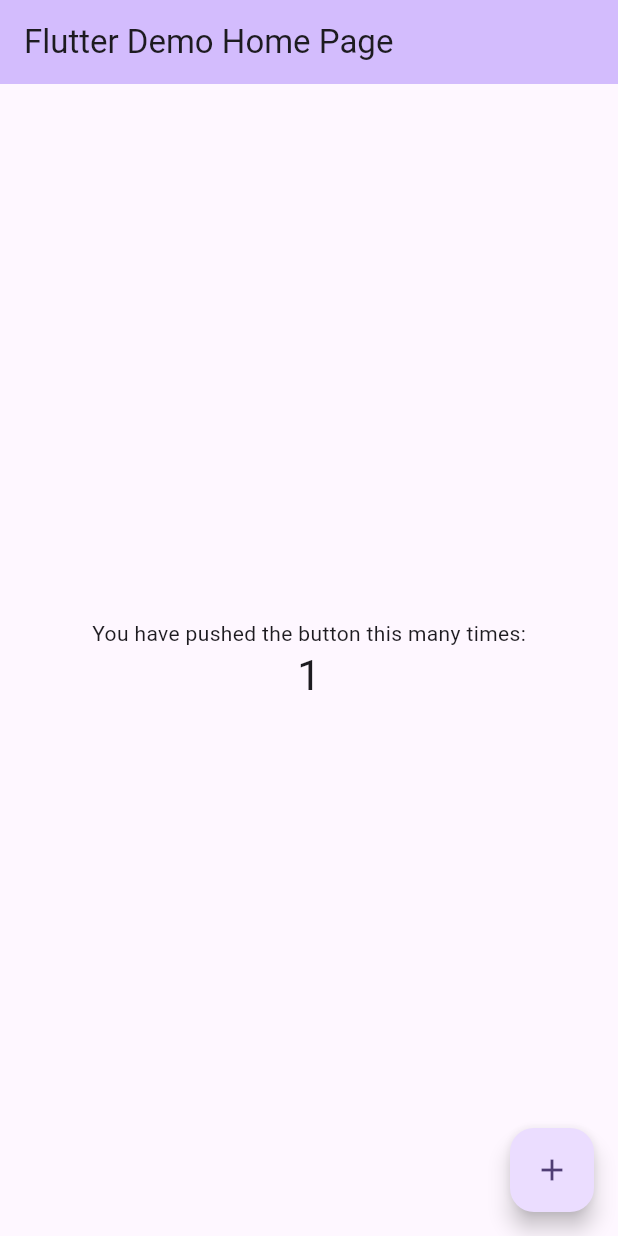
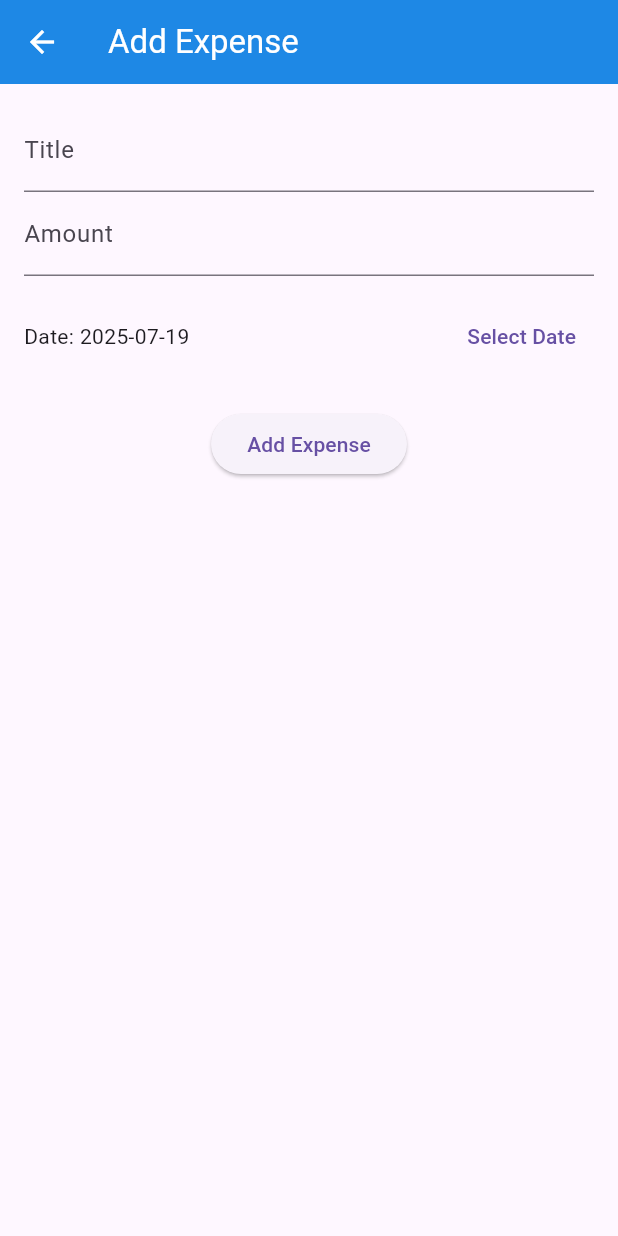
Before and after one commit to luck-shay/Task, a Flutter app: the screen it shows after launch, after a tap on the "add" icon, on a phone screen of 412 x 824 dp. Run offline on Flutter 3.47's test engine with Material 3 defaults, Android fonts, the phone set to English and light mode, and no system bars; our stand-ins replace hive, hive_flutter; accounts and stored records are empty; Roboto replaces fonts that are missing (System).

Commit message:
progress

```diff
--- a/lib/main.dart
+++ b/lib/main.dart
@@ -1,122 +1,41 @@
 import 'package:flutter/material.dart';
+import 'package:provider/provider.dart';
+import 'models/expense.dart';
+import 'repositories/expense_repository.dart';
+import 'providers/expense_provider.dart';
+import 'screens/expense_list_screen.dart';
 
-void main() {
-  runApp(const MyApp());
+void main() async {
+  WidgetsFlutterBinding.ensureInitialized();
+  final repository = ExpenseRepository();
+  await repository.init();
+  runApp(ExpenseTrackerApp(repository: repository));
 }
 
-class MyApp extends StatelessWidget {
-  const MyApp({super.key});
+class ExpenseTrackerApp extends StatelessWidget {
+  final ExpenseRepository repository;
+  const ExpenseTrackerApp({Key? key, required this.repository})
+    : super(key: key);
 
-  // This widget is the root of your application.
   @override
   Widget build(BuildContext context) {
-    return MaterialApp(
-      title: 'Flutter Demo',
-      theme: ThemeData(
-        // This is the theme of your application.
-        //
-        // TRY THIS: Try running your application with "flutter run". You'll see
-        // the application has a purple toolbar. Then, without quitting the app,
-        // try changing the seedColor in the colorScheme below to Colors.green
-        // and then invoke "hot reload" (save your changes or press the "hot
-        // reload" button in a Flutter-supported IDE, or press "r" if you used
-        // the command line to start the app).
-        //
-        // Notice that the counter didn't reset back to zero; the application
-        // state is not lost during the reload. To reset the state, use hot
-        // restart instead.
-        //
-        // This works for code too, not just values: Most code changes can be
-        // tested with just a hot reload.
-        colorScheme: ColorScheme.fromSeed(seedColor: Colors.deepPurple),
+    return ChangeNotifierProvider(
+      create: (_) => ExpenseProvider(repository)..loadExpenses(),
+      child: MaterialApp(
+        title: 'Expense Tracker',
+        debugShowCheckedModeBanner: false,
+        theme: ThemeData(
+          primarySwatch: Colors.blue,
+          visualDensity: VisualDensity.adaptivePlatformDensity,
+          fontFamily: 'System',
+          appBarTheme: AppBarTheme(
+            backgroundColor: Colors.blue[600],
+            foregroundColor: Colors.white,
+            elevation: 0,
+          ),
+        ),
+        home: const ExpenseListScreen(),
       ),
-      home: const MyHomePage(title: 'Flutter Demo Home Page'),
     );
   }
 }
-
-class MyHomePage extends StatefulWidget {
-  const MyHomePage({super.key, required this.title});
-
-  // This widget is the home page of your application. It is stateful, meaning
-  // that it has a State object (defined below) that contains fields that affect
-  // how it looks.
-
-  // This class is the configuration for the state. It holds the values (in this
-  // case the title) provided by the parent (in this case the App widget) and
-  // used by the build method of the State. Fields in a Widget subclass are
-  // always marked "final".
-
-  final String title;
-
-  @override
-  State<MyHomePage> createState() => _MyHomePageState();
-}
-
-class _MyHomePageState extends State<MyHomePage> {
-  int _counter = 0;
-
-  void _incrementCounter() {
-    setState(() {
-      // This call to setState tells the Flutter framework that something has
-      // changed in this State, which causes it to rerun the build method below
-      // so that the display can reflect the updated values. If we changed
-      // _counter without calling setState(), then the build method would not be
-      // called again, and so nothing would appear to happen.
-      _counter++;
-    });
-  }
-
-  @override
-  Widget build(BuildContext context) {
-    // This method is rerun every time setState is called, for instance as done
-    // by the _incrementCounter method above.
-    //
-    // The Flutter framework has been optimized to make rerunning build methods
-    // fast, so that you can just rebuild anything that needs updating rather
-    // than having to individually change instances of widgets.
-    return Scaffold(
-      appBar: AppBar(
-        // TRY THIS: Try changing the color here to a specific color (to
-        // Colors.amber, perhaps?) and trigger a hot reload to see the AppBar
-        // change color while the other colors stay the same.
-        backgroundColor: Theme.of(context).colorScheme.inversePrimary,
-        // Here we take the value from the MyHomePage object that was created by
-        // the App.build method, and use it to set our appbar title.
-        title: Text(widget.title),
-      ),
-      body: Center(
-        // Center is a layout widget. It takes a single child and positions it
-        // in the middle of the parent.
-        child: Column(
-          // Column is also a layout widget. It takes a list of children and
-          // arranges them vertically. By default, it sizes itself to fit its
-          // children horizontally, and tries to be as tall as its parent.
-          //
-          // Column has various properties to control how it sizes itself and
-          // how it positions its children. Here we use mainAxisAlignment to
-          // center the children vertically; the main axis here is the vertical
-          // axis because Columns are vertical (the cross axis would be
-          // horizontal).
-          //
-          // TRY THIS: Invoke "debug painting" (choose the "Toggle Debug Paint"
-          // action in the IDE, or press "p" in the console), to see the
-          // wireframe for each widget.
-          mainAxisAlignment: MainAxisAlignment.center,
-          children: <Widget>[
-            const Text('You have pushed the button this many times:'),
-            Text(
-              '$_counter',
-              style: Theme.of(context).textTheme.headlineMedium,
-            ),
-          ],
-        ),
-      ),
-      floatingActionButton: FloatingActionButton(
-        onPressed: _incrementCounter,
-        tooltip: 'Increment',
-        child: const Icon(Icons.add),
-      ), // This trailing comma makes auto-formatting nicer for build methods.
-    );
-  }
-}
--- /dev/null
+++ b/lib/models/expense.dart
@@ -0,0 +1,24 @@
+import 'package:hive/hive.dart';
+part 'expense.g.dart';
+
+@HiveType(typeId: 0)
+class Expense extends HiveObject {
+  @HiveField(0)
+  final String id;
+
+  @HiveField(1)
+  final String title;
+
+  @HiveField(2)
+  final double amount;
+
+  @HiveField(3)
+  final DateTime date;
+
+  Expense({
+    required this.id,
+    required this.title,
+    required this.amount,
+    required this.date,
+  });
+}
--- /dev/null
+++ b/lib/providers/expense_provider.dart
@@ -0,0 +1,45 @@
+import 'package:flutter/material.dart';
+import '../models/expense.dart';
+import '../repositories/expense_repository.dart';
+
+class ExpenseProvider extends ChangeNotifier {
+  final ExpenseRepository repository;
+  List<Expense> _expenses = [];
+  bool _isLoading = false;
+  String? _error;
+
+  ExpenseProvider(this.repository);
+
+  List<Expense> get expenses => _expenses;
+  bool get isLoading => _isLoading;
+  String? get error => _error;
+
+  double get totalExpenses => _expenses.fold(0.0, (sum, e) => sum + e.amount);
+
+  Future<void> loadExpenses() async {
+    _isLoading = true;
+    notifyListeners();
+    try {
+      _expenses = repository.getAllExpenses();
+      _expenses.sort((a, b) => b.date.compareTo(a.date));
+      _error = null;
+    } catch (e) {
+      _error = e.toString();
+    }
+    _isLoading = false;
+    notifyListeners();
+  }
+
+  Future<void> addExpense(Expense expense) async {
+    await repository.addExpense(expense);
+    _expenses.add(expense);
+    _expenses.sort((a, b) => b.date.compareTo(a.date));
+    notifyListeners();
+  }
+
+  Future<void> deleteExpense(String id) async {
+    await repository.deleteExpense(id);
+    _expenses.removeWhere((e) => e.id == id);
+    notifyListeners();
+  }
+}
--- /dev/null
+++ b/lib/repositories/expense_repository.dart
@@ -0,0 +1,30 @@
+import 'package:hive_flutter/hive_flutter.dart';
+import '../models/expense.dart';
+
+class ExpenseRepository {
+  static const String _boxName = 'expenses';
+  Box<Expense>? _box;
+
+  Future<void> init() async {
+    await Hive.initFlutter();
+    Hive.registerAdapter(ExpenseAdapter());
+    _box = await Hive.openBox<Expense>(_boxName);
+  }
+
+  Future<void> addExpense(Expense expense) async {
+    await _box?.put(expense.id, expense);
+  }
+
+  Future<void> deleteExpense(String id) async {
+    await _box?.delete(id);
+  }
+
+  List<Expense> getAllExpenses() {
+    return _box?.values.toList() ?? [];
+  }
+
+  double getTotalExpenses() {
+    final expenses = getAllExpenses();
+    return expenses.fold(0.0, (sum, expense) => sum + expense.amount);
+  }
+}
--- /dev/null
+++ b/lib/screens/add_expense_screen.dart
@@ -0,0 +1,89 @@
+import 'package:flutter/material.dart';
+import 'package:provider/provider.dart';
+import '../models/expense.dart';
+import '../providers/expense_provider.dart';
+import 'package:uuid/uuid.dart';
+
+class AddExpenseScreen extends StatefulWidget {
+  @override
+  _AddExpenseScreenState createState() => _AddExpenseScreenState();
+}
+
+class _AddExpenseScreenState extends State<AddExpenseScreen> {
+  final _formKey = GlobalKey<FormState>();
+  String _title = '';
+  double _amount = 0.0;
+  DateTime _date = DateTime.now();
+
+  void _submit() {
+    if (_formKey.currentState!.validate()) {
+      _formKey.currentState!.save();
+      final expense = Expense(
+        id: Uuid().v4(),
+        title: _title,
+        amount: _amount,
+        date: _date,
+      );
+      Provider.of<ExpenseProvider>(context, listen: false).addExpense(expense);
+      Navigator.of(context).pop();
+    }
+  }
+
+  @override
+  Widget build(BuildContext context) {
+    return Scaffold(
+      appBar: AppBar(title: Text('Add Expense')),
+      body: Padding(
+        padding: const EdgeInsets.all(16.0),
+        child: Form(
+          key: _formKey,
+          child: Column(
+            children: [
+              TextFormField(
+                decoration: InputDecoration(labelText: 'Title'),
+                onSaved: (val) => _title = val ?? '',
+                validator:
+                    (val) =>
+                        val == null || val.isEmpty ? 'Enter a title' : null,
+              ),
+              TextFormField(
+                decoration: InputDecoration(labelText: 'Amount'),
+                keyboardType: TextInputType.numberWithOptions(decimal: true),
+                onSaved: (val) => _amount = double.tryParse(val ?? '') ?? 0.0,
+                validator:
+                    (val) =>
+                        val == null || double.tryParse(val) == null
+                            ? 'Enter a valid amount'
+                            : null,
+              ),
+              SizedBox(height: 16),
+              Row(
+                children: [
+                  Expanded(
+                    child: Text(
+                      'Date: ${_date.toLocal().toString().split(' ')[0]}',
+                    ),
+                  ),
+                  TextButton(
+                    child: Text('Select Date'),
+                    onPressed: () async {
+                      final picked = await showDatePicker(
+                        context: context,
+                        initialDate: _date,
+                        firstDate: DateTime(2000),
+                        lastDate: DateTime(2100),
+                      );
+                      if (picked != null) setState(() => _date = picked);
+                    },
+                  ),
+                ],
+              ),
+              SizedBox(height: 24),
+              ElevatedButton(onPressed: _submit, child: Text('Add Expense')),
+            ],
+          ),
+        ),
+      ),
+    );
+  }
+}
--- /dev/null
+++ b/lib/screens/expense_list_screen.dart
@@ -0,0 +1,98 @@
+import 'package:flutter/material.dart';
+import 'package:provider/provider.dart';
+import '../models/expense.dart';
+import '../providers/expense_provider.dart';
+import 'add_expense_screen.dart';
+
+class ExpenseListScreen extends StatelessWidget {
+  const ExpenseListScreen({Key? key}) : super(key: key);
+
+  @override
+  Widget build(BuildContext context) {
+    return Scaffold(
+      appBar: AppBar(title: Text('Expense Tracker')),
+      body: Consumer<ExpenseProvider>(
+        builder: (context, provider, child) {
+          if (provider.isLoading) {
+            return Center(child: CircularProgressIndicator());
+          }
+          if (provider.expenses.isEmpty) {
+            return Center(child: Text('No expenses yet.'));
+          }
+          return Column(
+            children: [
+              Padding(
+                padding: const EdgeInsets.all(16.0),
+                child: Row(
+                  mainAxisAlignment: MainAxisAlignment.spaceBetween,
+                  children: [
+                    Text(
+                      'Total:',
+                      style: TextStyle(
+                        fontSize: 18,
+                        fontWeight: FontWeight.bold,
+                      ),
+                    ),
+                    Text(
+                      ' ${provider.totalExpenses.toStringAsFixed(2)}',
+                      style: TextStyle(
+                        fontSize: 18,
+                        fontWeight: FontWeight.bold,
+                      ),
+                    ),
+                  ],
+                ),
+              ),
+              Expanded(
+                child: ListView.builder(
+                  itemCount: provider.expenses.length,
+                  itemBuilder: (context, index) {
+                    final expense = provider.expenses[index];
+                    return Dismissible(
+                      key: Key(expense.id),
+                      direction: DismissDirection.endToStart,
+                      background: Container(
+                        color: Colors.red,
+                        alignment: Alignment.centerRight,
+                        padding: EdgeInsets.symmetric(horizontal: 20),
+                        child: Icon(Icons.delete, color: Colors.white),
+                      ),
+                      onDismissed: (direction) {
+                        provider.deleteExpense(expense.id);
+                        ScaffoldMessenger.of(context).showSnackBar(
+                          SnackBar(content: Text('Expense deleted')),
+                        );
+                      },
+                      child: Card(
+                        margin: EdgeInsets.symmetric(
+                          horizontal: 16,
+                          vertical: 4,
+                        ),
+                        child: ListTile(
+                          title: Text(expense.title),
+                          subtitle: Text(
+                            '${expense.date.toLocal().toString().split(' ')[0]}',
+                          ),
+                          trailing: Text(
+                            ' ${expense.amount.toStringAsFixed(2)}',
+                          ),
+                        ),
+                      ),
+                    );
+                  },
+                ),
+              ),
+            ],
+          );
+        },
+      ),
+      floatingActionButton: FloatingActionButton(
+        child: Icon(Icons.add),
+        onPressed:
+            () => Navigator.of(
+              context,
+            ).push(MaterialPageRoute(builder: (_) => AddExpenseScreen())),
+      ),
+    );
+  }
+}
```
Also changed, not shown: pubspec.yaml (+8 -15 lines), lib/models/expense.g.dart (added), pubspec.lock, 1 other file.
